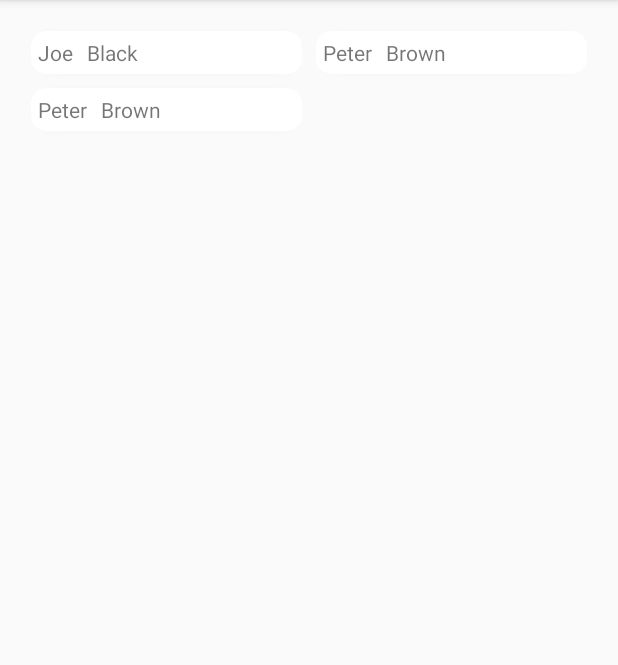
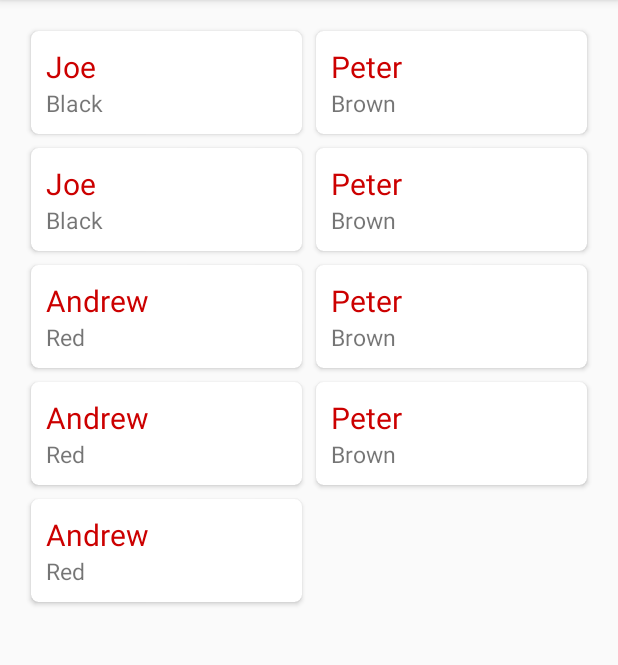
Before and after one commit to Android-s14/RecyclerViewElementary, an Android app: the MainActivity screen opened directly, with no data from a screen before it, on a phone screen of 412 x 824 dp, the part 84-749 px from its top. Run offline under Robolectric (Android 15) with nearby library versions, the phone set to English and light mode, and no system bars.

Commit message:
custom layout implementation + customizations

```diff
--- a/lib/src/main/java/com/android_s14/rvh/DataAdapter.java
+++ b/lib/src/main/java/com/android_s14/rvh/DataAdapter.java
@@ -15,23 +15,36 @@ class DataAdapter extends RecyclerView.Adapter<DataAdapter.ViewHolder> {
 
 	private final List<DataModel> data;
 	private final int dataFieldsNumber;
-	private Context context;
-	private View.OnClickListener listener;
+	private final Context context;
+	private final View.OnClickListener listener;
+	private final int rowLayout;
+	private RecyclerViewBuilder.LayoutAttrs margins;
+	private RecyclerViewBuilder.LayoutAttrs padding;
+	private float cardCornerRadii;
 
-	public DataAdapter(List<DataModel> data, Context context, View.OnClickListener listener) {
+	public DataAdapter(List<DataModel> data,
+	                   Context context,
+	                   View.OnClickListener listener,
+	                   int rowLayout,
+	                   RecyclerViewBuilder.LayoutAttrs margins,
+	                   RecyclerViewBuilder.LayoutAttrs padding, float cardCornerRadii) {
 		this.data = data;
 		this.context = context;
 		this.listener = listener;
+		this.rowLayout = rowLayout;
+		this.margins = margins;
+		this.padding = padding;
+		this.cardCornerRadii = cardCornerRadii;
 		dataFieldsNumber = data.get(0).getDataFieldsNumber();
 	}
 
 	public class ViewHolder extends RecyclerView.ViewHolder {
-		protected List<TextView> textViews = new ArrayList<>(dataFieldsNumber);
+		final List<TextView> textViews = new ArrayList<>(dataFieldsNumber);
 
-		public ViewHolder(View itemView) {
-			super(itemView);
-			itemView.setOnClickListener(listener);
-			LinearLayout internalLayout = (LinearLayout) ((CardView) itemView).getChildAt(0);
+		public ViewHolder(CardView defaultRowLayout) {
+			super(defaultRowLayout);
+			defaultRowLayout.setOnClickListener(listener);
+			LinearLayout internalLayout = (LinearLayout) defaultRowLayout.getChildAt(0);
 			for (int i = 0; i < dataFieldsNumber; i++) {
 				TextView textView = new TextView(context);
 				setUpDefaultTextView(textView);
@@ -48,25 +61,70 @@ class DataAdapter extends RecyclerView.Adapter<DataAdapter.ViewHolder> {
 			params.setMargins(margins, margins, margins, margins);
 			textView.setLayoutParams(params);
 		}
+
+		public ViewHolder(View customRowLayout) {
+			super(customRowLayout);
+			customRowLayout.setOnClickListener(listener);
+			textViews.addAll(getAllTextViews(customRowLayout));
+		}
+
+		private List<TextView> getAllTextViews(View customRowLayout) {
+			ArrayList<TextView> result = new ArrayList<>();
+			ArrayList<View> children = Utils.getAllChildren(customRowLayout);
+			for (View child : children) {
+				if (child instanceof TextView) {
+					TextView textView = (TextView) child;
+					result.add(textView);
+				}
+			}
+			return result;
+		}
 	}
 
 	@Override
 	public ViewHolder onCreateViewHolder(ViewGroup viewGroup, int i) {
-		CardView externalView = new CardView(context);
-		setUpDefaultExternalView(externalView);
-		externalView.addView(new LinearLayout(context));
-		return new ViewHolder(externalView);
+		if (rowLayout == 0) {
+			CardView externalView = new CardView(context);
+			setUpDefaultRowView(externalView);
+			externalView.addView(new LinearLayout(context));
+			return new ViewHolder(externalView);
+		} else {
+			View customRowLayout = View.inflate(context, rowLayout, null);
+			setUpCustomRowView(customRowLayout);
+			return new ViewHolder(customRowLayout);
+		}
 	}
 
-	private void setUpDefaultExternalView(CardView externalView) {
-		int margins = Utils.convertDpToPixel(5f, context);
-		int padding = Utils.convertDpToPixel(10f, context);
-		externalView.setRadius(Utils.convertDpToPixel(10f, context));
-		externalView.setPadding(padding, padding, padding, padding);
+	private void setUpCustomRowView(View customRowLayout) {
+		LinearLayout.LayoutParams layoutParams =
+				new LinearLayout.LayoutParams(ViewGroup.LayoutParams.WRAP_CONTENT,
+				                              ViewGroup.LayoutParams.WRAP_CONTENT);
+		if (margins == null) {
+			int m = Utils.convertDpToPixel(5f, context);
+			margins = new RecyclerViewBuilder.LayoutAttrs(m, m, m, m);
+		}
+		layoutParams.setMargins(margins.left, margins.top, margins.right, margins.bottom);
+		customRowLayout.setLayoutParams(layoutParams);
+	}
+
+	private void setUpDefaultRowView(CardView externalView) {
+		if (margins == null) {
+			int m = Utils.convertDpToPixel(5f, context);
+			margins = new RecyclerViewBuilder.LayoutAttrs(m, m, m, m);
+		}
+		if (padding == null) {
+			int p = Utils.convertDpToPixel(10f, context);
+			padding = new RecyclerViewBuilder.LayoutAttrs(p, p, p, p);
+		}
+		if (cardCornerRadii < 0) {
+			cardCornerRadii = Utils.convertDpToPixel(10f, context);
+		}
+		externalView.setRadius(cardCornerRadii);
+		externalView.setPadding(padding.left, padding.top, padding.right, padding.bottom);
 		LinearLayout.LayoutParams params =
 				new LinearLayout.LayoutParams(ViewGroup.LayoutParams.MATCH_PARENT,
 				                              ViewGroup.LayoutParams.WRAP_CONTENT);
-		params.setMargins(margins, margins, margins, margins);
+		params.setMargins(margins.left, margins.top, margins.right, margins.bottom);
 		externalView.setLayoutParams(params);
 	}
 
@@ -74,7 +132,7 @@ class DataAdapter extends RecyclerView.Adapter<DataAdapter.ViewHolder> {
 	public void onBindViewHolder(ViewHolder viewHolder, int position) {
 		DataModel dataModel = data.get(position);
 		List<TextView> textViews = viewHolder.textViews;
-		for (int i = 0, textViewsSize = textViews.size(); i < textViewsSize; i++) {
+		for (int i = 0; i < textViews.size(); i++) {
 			TextView textView = textViews.get(i);
 			textView.setText(dataModel.getTextField(i));
 		}
--- a/lib/src/main/java/com/android_s14/rvh/RecyclerViewBuilder.java
+++ b/lib/src/main/java/com/android_s14/rvh/RecyclerViewBuilder.java
@@ -10,13 +10,32 @@ import java.util.List;
 
 public class RecyclerViewBuilder {
 
-	private Context context;
+	private final Context context;
 	private List<DataModel> data;
 	private RecyclerView.LayoutManager layoutManager;
 	private View.OnClickListener listener;
+	private int rowLayout;
+	private LayoutAttrs margins;
+	private LayoutAttrs padding;
+	private float cardCornerRadii = -1f;
 
 	public RecyclerViewBuilder(Context context) {
 		this.context = context;
+	}
+
+	static class LayoutAttrs {
+
+		public final int left;
+		public final int top;
+		public final int right;
+		public final int bottom;
+
+		public LayoutAttrs(int left, int top, int right, int bottom) {
+			this.left = left;
+			this.top = top;
+			this.right = right;
+			this.bottom = bottom;
+		}
 	}
 
 	public RecyclerView build() {
@@ -29,7 +48,8 @@ public class RecyclerViewBuilder {
 	}
 
 	private void setUpAdapter(RecyclerView recyclerView) {
-		DataAdapter adapter = new DataAdapter(data, context, listener);
+		DataAdapter adapter = new DataAdapter(data, context, listener, rowLayout, margins,
+		                                      padding, cardCornerRadii);
 		recyclerView.setAdapter(adapter);
 	}
 
@@ -52,7 +72,7 @@ public class RecyclerViewBuilder {
 	}
 
 	public RecyclerViewBuilder setRowLayout(@LayoutRes int rowLayout) {
-		//todo implement
+		this.rowLayout = rowLayout;
 		return this;
 	}
 
@@ -60,4 +80,19 @@ public class RecyclerViewBuilder {
 		this.listener = listener;
 		return this;
 	}
+
+	public RecyclerViewBuilder setCardMargins(int left, int top, int right, int bottom) {
+		this.margins = new LayoutAttrs(left, top, right, bottom);
+		return this;
+	}
+
+	public RecyclerViewBuilder setCardPadding(int left, int top, int right, int bottom) {
+		this.padding = new LayoutAttrs(left, top, right, bottom);
+		return this;
+	}
+
+	public RecyclerViewBuilder setCardCornerRadii(float radius) {
+		this.cardCornerRadii = radius;
+		return this;
+	}
 }
--- a/lib/src/main/java/com/android_s14/rvh/Utils.java
+++ b/lib/src/main/java/com/android_s14/rvh/Utils.java
@@ -2,8 +2,12 @@ package com.android_s14.rvh;
 
 import android.content.Context;
 import android.util.DisplayMetrics;
+import android.view.View;
+import android.view.ViewGroup;
 
-public class Utils {
+import java.util.ArrayList;
+
+class Utils {
 
 	private Utils() {
 	}
@@ -12,4 +16,28 @@ public class Utils {
 		DisplayMetrics metrics = context.getResources().getDisplayMetrics();
 		return (int) (dp * (metrics.densityDpi / 160f));
 	}
+
+	public static ArrayList<View> getAllChildren(View v) {
+
+		if (!(v instanceof ViewGroup)) {
+			ArrayList<View> viewArrayList = new ArrayList<>();
+			viewArrayList.add(v);
+			return viewArrayList;
+		}
+
+		ArrayList<View> result = new ArrayList<>();
+
+		ViewGroup vg = (ViewGroup) v;
+		for (int i = 0; i < vg.getChildCount(); i++) {
+
+			View child = vg.getChildAt(i);
+
+			ArrayList<View> viewArrayList = new ArrayList<>();
+			viewArrayList.add(v);
+			viewArrayList.addAll(getAllChildren(child));
+
+			result.addAll(viewArrayList);
+		}
+		return result;
+	}
 }
--- a/sample/src/main/java/com/android_s14/rvh_sample/MainActivity.java
+++ b/sample/src/main/java/com/android_s14/rvh_sample/MainActivity.java
@@ -3,6 +3,7 @@ package com.android_s14.rvh_sample;
 import android.os.Bundle;
 import android.support.v7.app.ActionBarActivity;
 import android.support.v7.widget.GridLayoutManager;
+import android.support.v7.widget.RecyclerView;
 import android.view.Menu;
 import android.view.MenuItem;
 import android.view.View;
@@ -60,13 +61,17 @@ public class MainActivity extends ActionBarActivity {
 				               Toast.LENGTH_SHORT).show();
 			}
 		};
-		((RelativeLayout) layout).addView(
-				new RecyclerViewBuilder(this).setData(data)
-				                             .setLayoutManager(new GridLayoutManager(this, 2))
-				                             .setListener(listener)
-				                             .build(),
-				ViewGroup.LayoutParams.MATCH_PARENT,
-				ViewGroup.LayoutParams.MATCH_PARENT);
+		RecyclerView recyclerView = new RecyclerViewBuilder(this).setData(data)
+		                                                         .setLayoutManager(
+				                                                         new GridLayoutManager
+						                                                         (this,
+						                                                          2))
+		                                                         .setRowLayout(R.layout.row_layout)
+		                                                         .setListener(listener)
+		                                                         .build();
+		((RelativeLayout) layout).addView(recyclerView,
+		                                  ViewGroup.LayoutParams.MATCH_PARENT,
+		                                  ViewGroup.LayoutParams.MATCH_PARENT);
 		setContentView(layout);
 	}
 
@@ -74,7 +79,13 @@ public class MainActivity extends ActionBarActivity {
 		List<DataModel> data = new ArrayList<>();
 		data.add(new ActualData("Joe", "Black"));
 		data.add(new ActualData("Peter", "Brown"));
+		data.add(new ActualData("Joe", "Black"));
 		data.add(new ActualData("Peter", "Brown"));
+		data.add(new ActualData("Andrew", "Red"));
+		data.add(new ActualData("Peter", "Brown"));
+		data.add(new ActualData("Andrew", "Red"));
+		data.add(new ActualData("Peter", "Brown"));
+		data.add(new ActualData("Andrew", "Red"));
 		return data;
 	}
 
--- /dev/null
+++ b/sample/src/main/res/layout/row_layout.xml
@@ -0,0 +1,37 @@
+<?xml version="1.0" encoding="utf-8"?>
+<android.support.v7.widget.CardView xmlns:android="http://schemas.android.com/apk/res/android"
+                                    xmlns:app="http://schemas.android.com/apk/res-auto"
+                                    xmlns:tools="http://schemas.android.com/tools"
+                                    android:layout_width="wrap_content"
+                                    android:layout_height="wrap_content"
+                                    app:cardCornerRadius="5dp"
+    >
+
+    <RelativeLayout
+        android:layout_width="wrap_content"
+        android:layout_height="wrap_content"
+        android:padding="10dp"
+        >
+
+        <TextView
+            android:id="@+id/textView"
+            android:layout_width="match_parent"
+            android:layout_height="wrap_content"
+            android:textColor="@android:color/holo_red_dark"
+            android:textSize="20sp"
+            tools:text="firstName"
+            />
+
+        <TextView
+            android:layout_width="match_parent"
+            android:layout_height="wrap_content"
+            android:layout_alignParentLeft="true"
+            android:layout_alignParentStart="true"
+            android:layout_below="@+id/textView"
+            android:textSize="15sp"
+            tools:text="lastName"
+            />
+
+    </RelativeLayout>
+
+</android.support.v7.widget.CardView>
--- a/sample/src/main/res/values/strings.xml
+++ b/sample/src/main/res/values/strings.xml
@@ -2,7 +2,6 @@
 <resources>
 
     <string name="app_name">Sample</string>
-    <string name="hello_world">Hello world!</string>
     <string name="action_settings">Settings</string>
 
 </resources>
```
Also changed, not shown: 1 other file.
